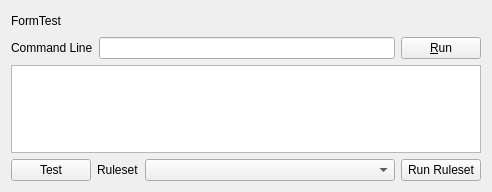
Before: the Qt Designer form formtest.ui in newey499/qiptables, drawn with Qt 5.
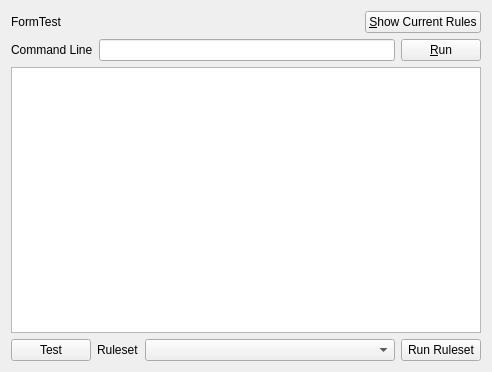
After: the same form once the commit is applied.

What changed in the file:
```diff
--- a/formtest.ui
+++ b/formtest.ui
@@ -7,7 +7,7 @@
     <x>0</x>
     <y>0</y>
     <width>484</width>
-    <height>192</height>
+    <height>372</height>
    </rect>
   </property>
   <property name="windowTitle">
@@ -36,6 +36,13 @@
        </property>
       </spacer>
      </item>
+     <item>
+      <widget class="QPushButton" name="btnCurrentRules">
+       <property name="text">
+        <string>&amp;Show Current Rules</string>
+       </property>
+      </widget>
+     </item>
     </layout>
    </item>
    <item>
```
Left out of the diff: 17 changed lines with no effect on the pictures.
